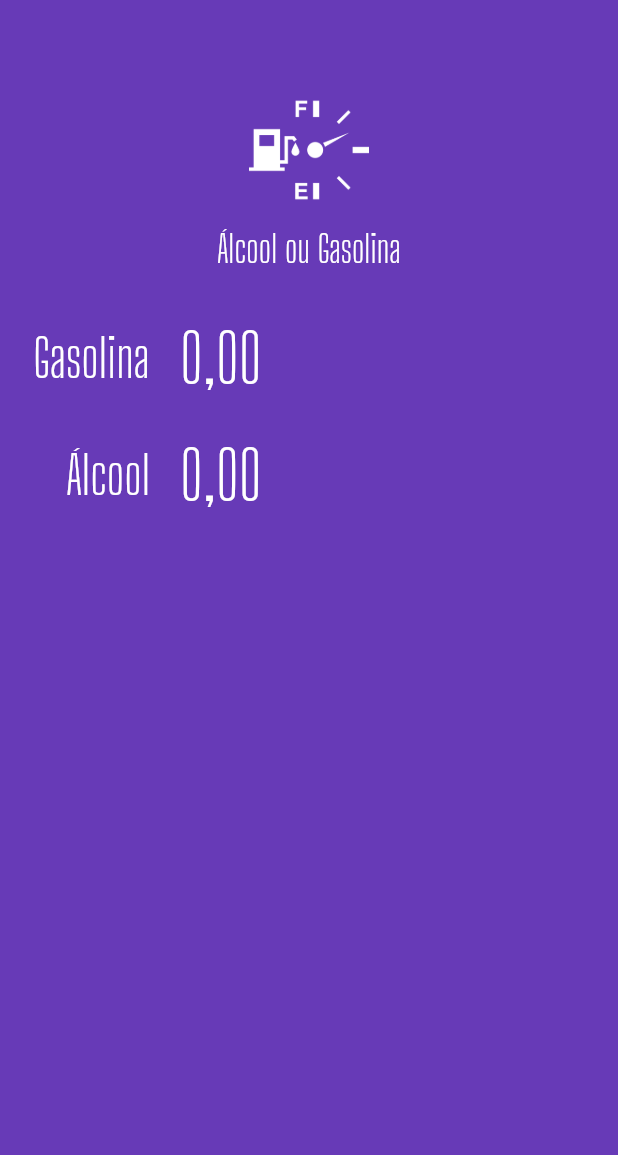
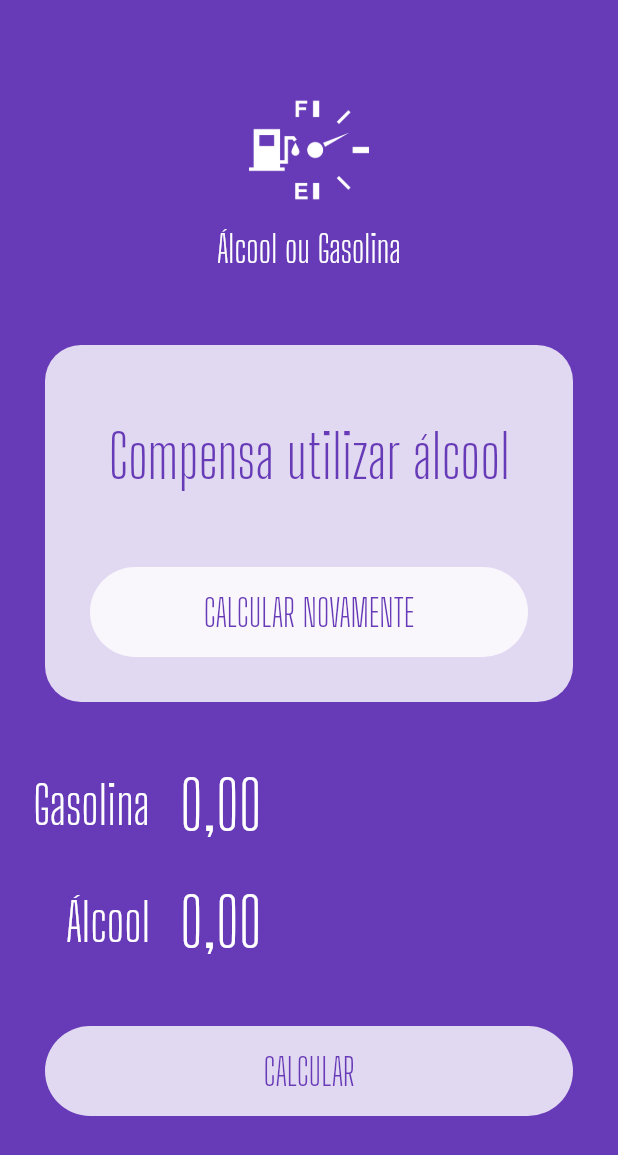
Before and after one commit to rikuji/alcool_ou_gasolina, a Flutter app: the screen it shows after launch, on a phone screen of 412 x 824 dp. Shown: the top 1155 px of the screen. Run offline on Flutter 3.47's test engine with Material 2 defaults, Android fonts, the phone set to English and light mode, and no system bars; our stand-ins replace flutter_masked_text.

Commit message:
Exibindo resultados

```diff
--- a/lib/main.dart
+++ b/lib/main.dart
@@ -30,6 +30,50 @@ class HomePage extends StatelessWidget {
       body: ListView(
         children: [
           Logo(),
+          Container(
+            margin: EdgeInsets.all(30),
+            decoration: BoxDecoration(
+                color: Colors.white.withOpacity(0.8),
+                borderRadius: BorderRadius.circular(24)),
+            child: Column(
+              children: [
+                SizedBox(
+                  height: 50,
+                ),
+                Text(
+                  "Compensa utilizar álcool",
+                  style: TextStyle(
+                      color: Theme.of(context).primaryColor,
+                      fontSize: 40,
+                      fontFamily: 'Big Shoulders Display'),
+                  textAlign: TextAlign.center,
+                ),
+                SizedBox(
+                  height: 20,
+                ),
+                Container(
+                  margin: EdgeInsets.all(30),
+                  height: 60,
+                  width: double.infinity,
+                  decoration: BoxDecoration(
+                    color: Colors.white.withOpacity(0.8),
+                    borderRadius: BorderRadius.circular(60),
+                  ),
+                  // ignore: deprecated_member_use
+                  child: FlatButton(
+                    child: Text(
+                      "CALCULAR NOVAMENTE",
+                      style: TextStyle(
+                          color: Theme.of(context).primaryColor,
+                          fontSize: 25,
+                          fontFamily: 'Big Shoulders Display'),
+                    ),
+                    onPressed: () {},
+                  ),
+                )
+              ],
+            ),
+          ),
           Input(
             label: "Gasolina",
             ctrl: _gasCtrl,
@@ -38,6 +82,25 @@ class HomePage extends StatelessWidget {
             label: "Álcool",
             ctrl: _alcCtrl,
           ),
+          Container(
+            margin: EdgeInsets.all(30),
+            height: 60,
+            decoration: BoxDecoration(
+              color: Colors.white.withOpacity(0.8),
+              borderRadius: BorderRadius.circular(60),
+            ),
+            // ignore: deprecated_member_use
+            child: FlatButton(
+              child: Text(
+                "CALCULAR",
+                style: TextStyle(
+                    color: Theme.of(context).primaryColor,
+                    fontSize: 25,
+                    fontFamily: 'Big Shoulders Display'),
+              ),
+              onPressed: () {},
+            ),
+          )
         ],
       ),
     );
```
